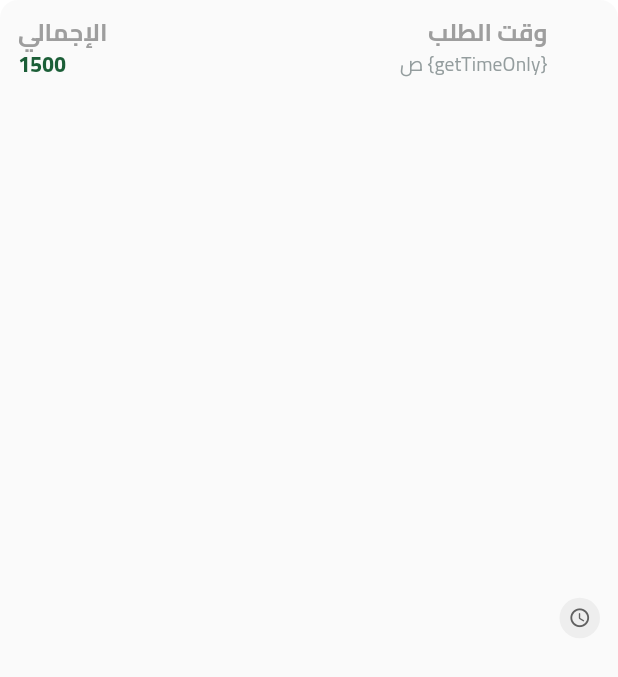
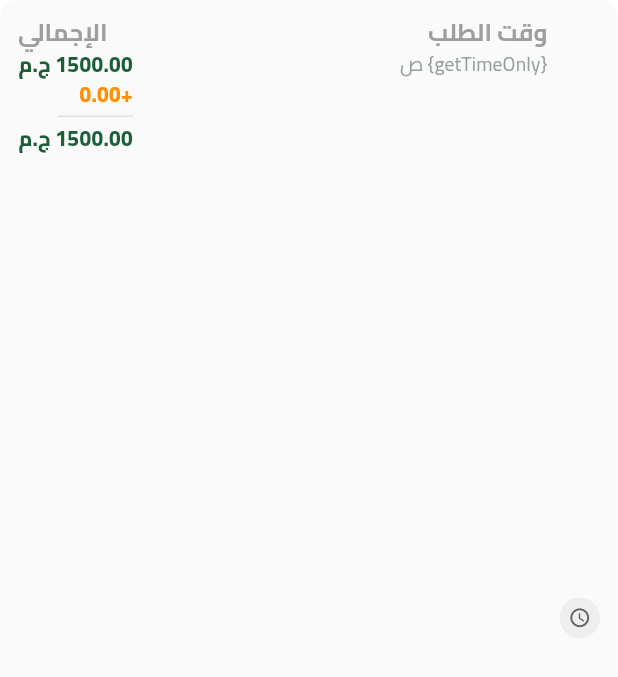
Before and after one commit to AhmedOmara-Flutter/fruit_hub_dashboard, a Flutter app: the OrderSummarySection widget shown alone on an empty page, opened directly, on a phone screen of 412 x 824 dp. Shown: the top 677 px of the screen. Run offline on Flutter 3.47's test engine with Material 3 defaults, Android fonts, the phone set to English and light mode, and no system bars; our stand-ins replace bloc, cached_network_image, cloud_firestore, dartz, dotted_border, equatable and 8 more; accounts and stored records are empty; network calls fail.

Commit message:
add delivery taxes

```diff
--- a/lib/core/entities/order_entity.dart
+++ b/lib/core/entities/order_entity.dart
@@ -1,5 +1,6 @@
 import 'package:fruit_hub_dashboard/core/entities/address_entity.dart';
 import 'package:fruit_hub_dashboard/core/entities/cart_entity.dart';
+import 'package:fruit_hub_dashboard/core/entities/selected_location_entity.dart';
 import 'package:fruit_hub_dashboard/core/entities/user_entity.dart';
 import 'package:fruit_hub_dashboard/core/utils/app_constants.dart';
 
@@ -14,6 +15,9 @@ class OrderEntity {
   AddressEntity? addressEntity;
   UserEntity?userEntity;
   final OrderStatus status;
+  SelectedLocationEntity ?selectedLocationEntity;
+
+
 
   OrderEntity({
     required this.cartEntity,
@@ -22,7 +26,8 @@ class OrderEntity {
     required this.uId,
     this.createdAt,
     this.userEntity,required this.status,
-     this.id
+     this.id,
+    this.selectedLocationEntity,
   });
 
   String getFullAddress() {
--- a/lib/core/models/order_model.dart
+++ b/lib/core/models/order_model.dart
@@ -1,5 +1,6 @@
 import 'package:cloud_firestore/cloud_firestore.dart';
 import 'package:fruit_hub_dashboard/core/entities/order_entity.dart';
+import 'package:fruit_hub_dashboard/core/models/selected_location_model.dart';
 import 'package:fruit_hub_dashboard/core/models/user_model.dart';
 
 import '../entities/cart_entity.dart';
@@ -17,6 +18,8 @@ class OrderModel {
   final UserModel userModel;
   final OrderStatus status;
   String ?id;
+  final SelectedLocationModel selectedLocation;
+
 
 
   OrderModel({
@@ -25,7 +28,7 @@ class OrderModel {
     required this.address,
      required this.items,
     required this.totalPrice,
-    required this.createdAt, required this.userModel, required this.status, this.id,
+    required this.createdAt, required this.userModel, required this.status, this.id, required this.selectedLocation,
   });
 
   factory OrderModel.fromEntity(OrderEntity entity) {
@@ -40,6 +43,7 @@ class OrderModel {
       userModel: UserModel.fromEntity(entity.userEntity!),
       status: entity.status,
       id: entity.id,
+      selectedLocation: SelectedLocationModel.fromEntity(entity.selectedLocationEntity!),
     );
   }
 
@@ -55,6 +59,8 @@ class OrderModel {
       userEntity: userModel.toEntity(),
       status: status,
       id: id,
+      selectedLocationEntity: selectedLocation.toEntity(),
+
     );
   }
   factory OrderModel.fromJson(Map<String, dynamic> json) {
@@ -71,6 +77,8 @@ class OrderModel {
         orElse: () => OrderStatus.pending,
       ),
       id: json['id'],
+      selectedLocation:  SelectedLocationModel.fromJson(json['selectedLocation']),
+
     );
   }
 
@@ -85,8 +93,7 @@ class OrderModel {
       'userModel': userModel.toJson(),
       'status': status.name,
       'id': id,
+      'selectedLocation': selectedLocation.toJson(),
     };
   }
-
-
 }
--- a/lib/feature/orders/presentation/widgets/build_order_card.dart
+++ b/lib/feature/orders/presentation/widgets/build_order_card.dart
@@ -81,8 +81,8 @@ class _BuildOrderCardState extends State<BuildOrderCard> {
           const SizedBox(height: 12),
           OrderSummarySection(
             time: '${getTimeOnly(widget.order.createdAt.toString())} ',
-            totalPrice:
-                '${widget.order.cartEntity.getTotalPrice().toStringAsFixed(2)} ج.م',
+            deliveryCost: widget.order.selectedLocationEntity!.cost,
+            totalPrice: widget.order.cartEntity.getTotalPrice(),
           ),
           const SizedBox(height: 14),
           if (widget.order.status == OrderStatus.pending) ...[
--- a/lib/feature/orders/presentation/widgets/order_summary_section.dart
+++ b/lib/feature/orders/presentation/widgets/order_summary_section.dart
@@ -6,11 +6,13 @@ class OrderSummarySection extends StatelessWidget {
   const OrderSummarySection({
     super.key,
     required this.time,
-    required this.totalPrice,
+    required this.totalPrice, required this.deliveryCost,
+
   });
 
   final String time;
-  final String totalPrice;
+  final double totalPrice;
+  final double deliveryCost;
 
   @override
   Widget build(BuildContext context) {
@@ -67,12 +69,38 @@ class OrderSummarySection extends StatelessWidget {
                   color: Colors.grey,
                 ),
               ),
-              Text(
-                totalPrice,
-                style: Theme.of(context).textTheme.bodyMedium!.copyWith(
-                  color: AppColor.mainColor,
-                  fontWeight: FontWeight.w800,
-                ),
+              Column(
+                crossAxisAlignment: CrossAxisAlignment.start,
+                children: [
+                  Text(
+                    '${totalPrice.toStringAsFixed(2)} ج.م',
+                    style: Theme.of(context).textTheme.bodyMedium!.copyWith(
+                      color: AppColor.mainColor,
+                      fontWeight: FontWeight.w800,
+                    ),
+                  ),
+                  Text(
+                    '+${deliveryCost.toStringAsFixed(2)}',
+                    style: Theme.of(context).textTheme.bodyMedium!.copyWith(
+                      color: Colors.amber.shade800,
+                      fontWeight: FontWeight.w800,
+                    ),
+                  ),
+                  Container(
+                    margin: EdgeInsets.symmetric(vertical: 4),
+                    color: Colors.grey.shade300,
+                    height: 1,
+                    width: 50,
+                  ),
+                  Text(
+                    '${(totalPrice + deliveryCost).toStringAsFixed(2)} ج.م',
+                    style: Theme.of(context).textTheme.bodyMedium!.copyWith(
+                      color: AppColor.mainColor,
+                      fontWeight: FontWeight.w800,
+                    ),
+                  ),
+
+                ],
               ),
             ],
           ),
--- a/lib/feature/orders/presentation/widgets/skeletonizer_build_order_card.dart
+++ b/lib/feature/orders/presentation/widgets/skeletonizer_build_order_card.dart
@@ -68,7 +68,8 @@ class SkeletonizerBuildOrderCard extends StatelessWidget {
             OrderSummarySection(
               time: '{getTimeOnly} ص',
               totalPrice:
-                  '1500',
+                  1500,
+              deliveryCost: 0.0,
             ),
             const SizedBox(height: 14),
             Row(
```
Also changed, not shown: lib/core/entities/selected_location_entity.dart (added, +11 -0 lines), lib/core/models/selected_location_model.dart (added, +42 -0 lines).
